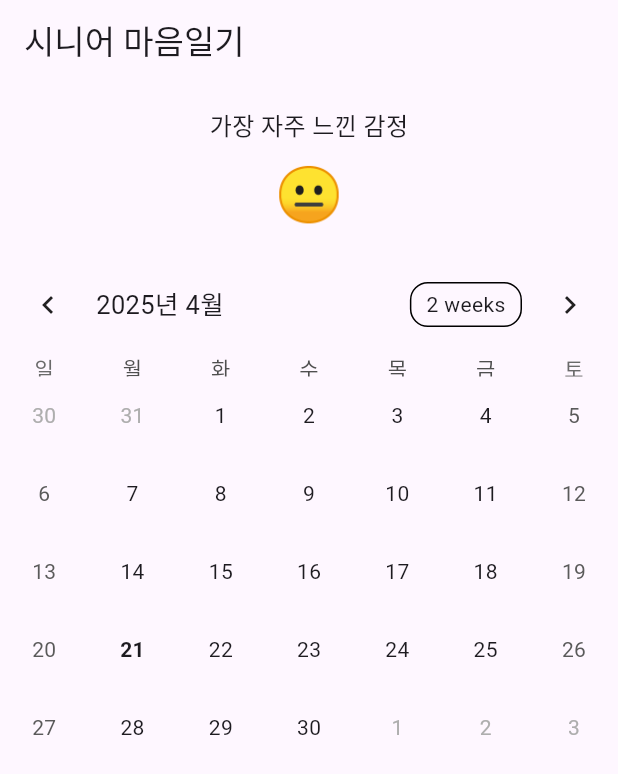
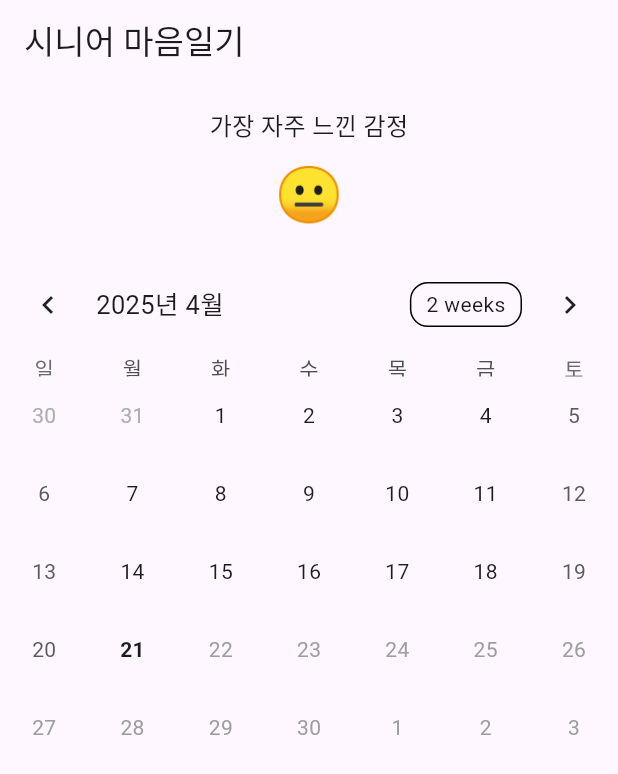
Before and after one commit to kimhyunjinjang/senior-mind-diary, a Flutter app: the screen it shows after launch, on a phone screen of 412 x 824 dp. Shown: the top 774 px of the screen. Run offline on Flutter 3.47's test engine with Material 3 defaults, Android fonts, the light colour scheme and no system bars; drawn by our look-alikes of table_calendar; our stand-ins replace shared_preferences.

Commit message:
미래 날짜에 대해 비활성화 처리

```diff
--- a/lib/main.dart
+++ b/lib/main.dart
@@ -253,10 +253,15 @@
                 firstDay: DateTime.utc(2020, 1, 1),
                 lastDay: DateTime.utc(2030, 12, 31),
                 focusedDay: _focusedDay,
-                selectedDayPredicate: (day) {
-                  return isSameDay(_selectedDay, day);
-                },
+
+                selectedDayPredicate: (day) => isSameDay(_selectedDay, day),
+                enabledDayPredicate: (day) => !day.isAfter(DateTime.now()),
+                calendarStyle: CalendarStyle(
+                  disabledTextStyle: TextStyle(color: Colors.grey), // 미래는 회색
+                ),
                 onDaySelected: (selectedDay, focusedDay) async {
+                  if (selectedDay.isAfter(DateTime.now())) return; // 미래면 클릭 무시
+
                   setState(() {
                     _selectedDay = selectedDay;
                     _focusedDay = focusedDay;
```
